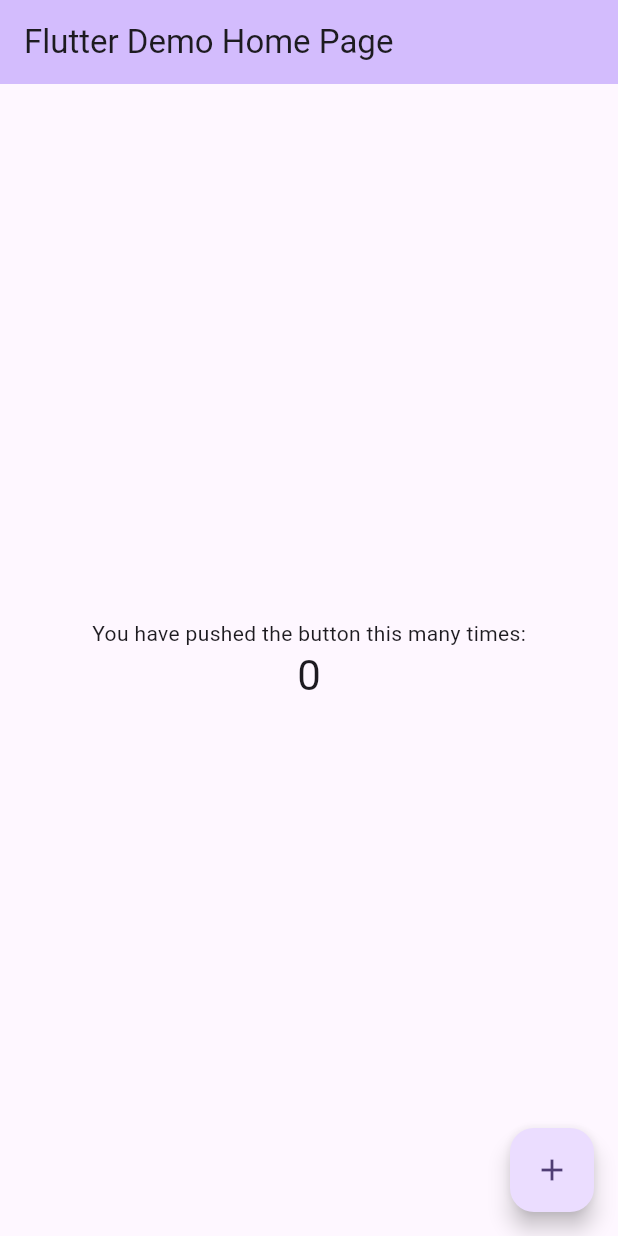
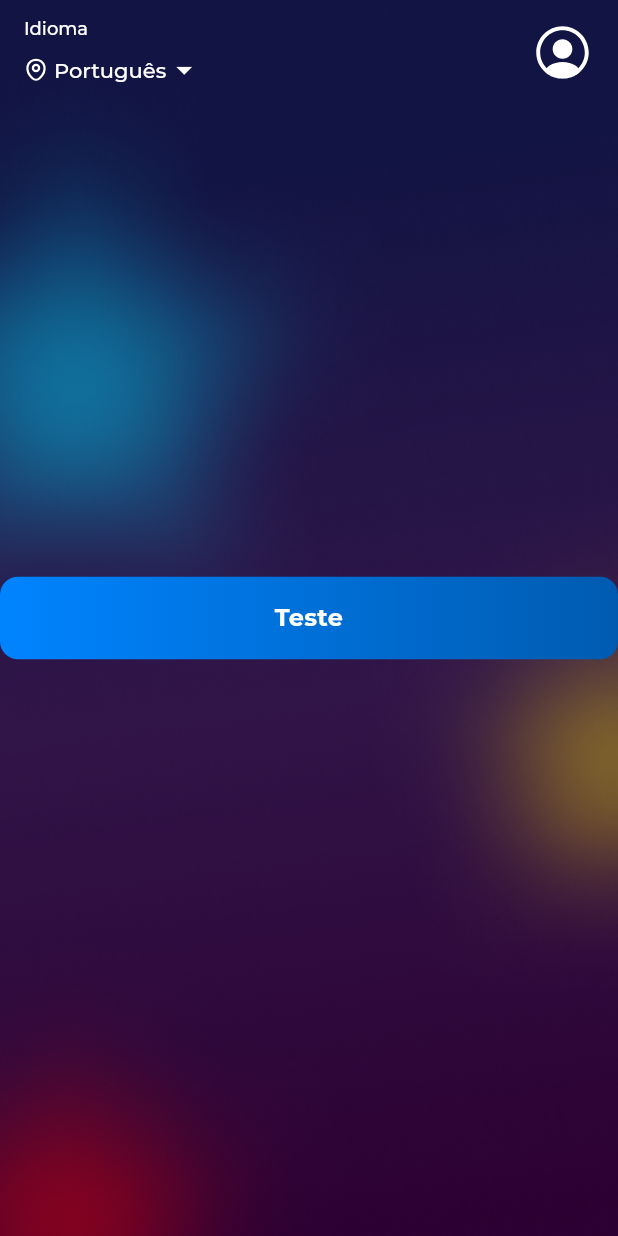
Before and after one commit to gabriel0silva/challenge-mobile-multi, a Flutter app: the screen it shows after launch, on a phone screen of 412 x 824 dp. Run offline on Flutter 3.47's test engine with Material 3 defaults, Android fonts, the phone set to English and light mode, and no system bars; our stand-ins replace flutter_svg; project files that could hold a hidden picture were left out.

Commit message:
[FEAT] - Implementação da appBar, background, atualização para o flutter 3.29.2 e mais configurações de projeto

```diff
--- a/lib/app/core/theme/theme.dart
+++ b/lib/app/core/theme/theme.dart
@@ -1,12 +1,10 @@
+import 'package:challenge_mobile_multi/app/core/utils/app_colors.dart';
 import 'package:flutter/material.dart';
 
 class AppTheme {
-  static const Color primaryColor = Color(0xFF6200EE);
-  static const Color secondaryColor = Color(0xFF03DAC6);
-  static const Color backgroundColor = Color(0xFFFFFFFF);
+  static final ThemeData themeData = ThemeData(
+    colorScheme: ColorScheme.fromSeed(seedColor: AppColors.white),
+    useMaterial3: true,
 
-  static final ThemeData themeData = ThemeData(
-    colorScheme: ColorScheme.fromSeed(seedColor: Colors.deepPurple),
-    useMaterial3: true,
   );
 }
--- a/lib/app/core/utils/app_assets.dart
+++ b/lib/app/core/utils/app_assets.dart
@@ -1,11 +1,11 @@
 
 class AppAssets {
   // Icons
-  static const String svgIconProfile = '/assets/icons/profile-circle.svg';
-  static const String svgIconStar = '/assets/icons/star.svg';
-  static const String svgIconLocation = '/assets/icons/location.svg';
+  static const String svgIconProfile = 'assets/icons/profile-circle.svg';
+  static const String svgIconStar = 'assets/icons/star.svg';
+  static const String svgIconLocation = 'assets/icons/location.svg';
 
   // Images
-  static const String svgBackground = '/assets/images/background.svg';
-  static const String pngBackground = '/assets/images/background.png';
+  static const String svgBackground = 'assets/images/background.svg';
+  static const String pngBackground = 'assets/images/background.png';
 }
--- a/lib/app/core/utils/app_colors.dart
+++ b/lib/app/core/utils/app_colors.dart
@@ -9,7 +9,7 @@ class AppColors {
   static const Color yellow1 = Color(0xFFFFC700);
   static const Color gray = Color(0xFFADADAD);
   static const Color gray1 = Color(0xFFAEAEAE);
-  static Color blackOppacity = const Color(0xFF000000).withOpacity(0.5);
+  static Color blackOppacity = const Color(0x80000000);
 
   // backgroud gradient
   static const Color gadientPurple50 = Color(0xFF121443);
--- /dev/null
+++ b/lib/app/core/utils/app_fonts.dart
@@ -0,0 +1,23 @@
+
+class AppFonts {
+  static String get montserratThin => 'Montserrat-Thin';
+  static String get montserratExtraLight => 'Montserrat-ExtraLight';
+  static String get montserratLight => 'Montserrat-Light';
+  static String get montserratRegular => 'Montserrat-Regular';
+  static String get montserratMedium => 'Montserrat-Medium';
+  static String get montserratSemiBold => 'Montserrat-SemiBold';
+  static String get montserratBold => 'Montserrat-Bold';
+  static String get montserratExtraBold => 'Montserrat-ExtraBold';
+  static String get montserratBlack => 'Montserrat-Black';
+
+  // Italic
+  static String get montserratItalicThin => 'Montserrat-ThinItalic';
+  static String get montserratItalicExtraLight => 'Montserrat-ExtraLightItalic';
+  static String get montserratItalicLight => 'Montserrat-LightItalic';
+  static String get montserratItalicRegular => 'Montserrat-RegularItalic';
+  static String get montserratItalicMedium => 'Montserrat-MediumItalic';
+  static String get montserratItalicSemiBold => 'Montserrat-SemiBoldItalic';
+  static String get montserratItalicBold => 'Montserrat-BoldItalic';
+  static String get montserratItalicExtraBold => 'Montserrat-ExtraBoldItalic';
+  static String get montserratItalicBlack => 'Montserrat-BlackItalic';
+}
--- /dev/null
+++ b/lib/app/my_app.dart
@@ -0,0 +1,23 @@
+import 'package:challenge_mobile_multi/app/presentation/screens/home/home_screen.dart';
+import 'package:challenge_mobile_multi/app/routes/app_router.dart';
+import 'package:challenge_mobile_multi/app/routes/app_routes.dart';
+import 'package:flutter/material.dart';
+
+class MyApp extends StatelessWidget {
+  const MyApp({super.key});
+
+  @override
+  Widget build(BuildContext context) {
+    return MaterialApp(
+      title: 'Challenge Mobile Multi',
+      debugShowCheckedModeBanner: false,
+      initialRoute: AppRoutes.home,
+      onGenerateRoute: AppRouter.generateRoute,
+      theme: ThemeData(
+        colorScheme: ColorScheme.fromSeed(seedColor: Colors.deepPurple),
+        useMaterial3: true,
+      ),
+      home: const HomeScreen(),
+    );
+  }
+}
--- /dev/null
+++ b/lib/app/presentation/screens/details/details_screen.dart
@@ -0,0 +1,15 @@
+import 'package:flutter/material.dart';
+
+class DetailsScreen extends StatelessWidget {
+  const DetailsScreen({super.key});
+
+  @override
+  Widget build(BuildContext context) {
+    return Scaffold(
+      appBar: AppBar(
+        title: const Text('Detail Screen'),
+      ),
+      body: Container(),
+    );
+  }
+}
--- /dev/null
+++ b/lib/app/presentation/screens/home/home_screen.dart
@@ -0,0 +1,92 @@
+import 'package:challenge_mobile_multi/app/core/utils/app_assets.dart';
+import 'package:challenge_mobile_multi/app/core/utils/app_colors.dart';
+import 'package:challenge_mobile_multi/app/core/utils/app_fonts.dart';
+import 'package:challenge_mobile_multi/app/presentation/widgets/button.dart';
+import 'package:challenge_mobile_multi/app/presentation/widgets/default_scaffold.dart';
+import 'package:flutter/material.dart';
+import 'package:flutter_svg/svg.dart';
+
+class HomeScreen extends StatelessWidget {
+  const HomeScreen({super.key});
+
+  @override
+  Widget build(BuildContext context) {
+    String? selectedValue = 'Português';
+    return DefaultScaffold(
+      appBar: AppBar(
+        toolbarHeight: 70,
+        titleSpacing: 16,
+        backgroundColor: Colors.transparent,
+        actions: [
+          Align(
+            alignment: Alignment.centerRight,
+            child: Padding(
+              padding: const EdgeInsets.only(right: 16),
+              child: SvgPicture.asset(
+                AppAssets.svgIconProfile,
+              ),
+            ),
+          ),
+        ],
+        title: Align(
+          alignment: Alignment.centerLeft,
+          child: Column(
+            mainAxisSize: MainAxisSize.min,
+            crossAxisAlignment: CrossAxisAlignment.start,
+            spacing: 8,
+            children: [
+              Text(
+                'Idioma',
+                style: TextStyle(
+                  color: AppColors.white,
+                  fontSize: 12,
+                  fontFamily: AppFonts.montserratMedium,
+                ),
+              ),
+              Row(
+                spacing: 4,
+                children: [
+                  SvgPicture.asset(
+                    AppAssets.svgIconLocation,
+                    colorFilter: const ColorFilter.mode(
+                      AppColors.white,
+                      BlendMode.srcIn,
+                    ),
+                  ),
+                  DropdownButton<String>(
+                    value: selectedValue,
+                    underline: const SizedBox(), // tira aquela linha padrão
+                    isDense: true, // reduz o tamanho interno
+                    dropdownColor: Colors.transparent,
+                    style: const TextStyle(color: AppColors.white),
+                    iconEnabledColor: Colors.white,
+                    padding: EdgeInsets.zero,
+                    onChanged: (String? newValue) {
+
+                    },
+                    items: ['Português', 'Inglês'].map<DropdownMenuItem<String>>((String value) {
+                      return DropdownMenuItem<String>(
+                        value: value,
+                        child: Text(
+                          value,
+                          style: TextStyle(
+                            color: AppColors.white,
+                            fontSize: 14,
+                            fontFamily: AppFonts.montserratMedium,
+                          ),
+                        ),
+                      );
+                    }).toList(),
+                  ),
+                ],
+              ),
+            ],
+          ),
+        ),
+      ),
+      body: Center(
+        child: Button(text: 'Teste', radius: 12, onTap: () {}),
+      ),
+    );
+  }
+}
--- /dev/null
+++ b/lib/app/presentation/widgets/button.dart
@@ -0,0 +1,40 @@
+import 'package:challenge_mobile_multi/app/core/utils/app_colors.dart';
+import 'package:challenge_mobile_multi/app/core/utils/app_fonts.dart';
+import 'package:flutter/material.dart';
+
+class Button extends StatelessWidget {
+  final String text;
+  final double radius;
+  final VoidCallback onTap;
+
+  const Button({
+    required this.text,
+    required this.onTap,
+    required this.radius,
+    super.key,
+  });
+
+  @override
+  Widget build(BuildContext context) {
+    return InkWell(
+      onTap: onTap,
+      child: Container(
+        width: double.infinity,
+        decoration: BoxDecoration(
+          gradient: const LinearGradient(colors: [AppColors.gadientBlue100, AppColors.gadientBlue50]),
+          borderRadius: BorderRadius.circular(radius),
+        ),
+        padding: const EdgeInsets.symmetric(vertical: 16),
+        child: Text(
+          text,
+          textAlign: TextAlign.center,
+          style: TextStyle(
+            color: AppColors.white,
+            fontSize: 16,
+            fontFamily: AppFonts.montserratBold,
+          ),
+        ),
+      ),
+    );
+  }
+}
--- /dev/null
+++ b/lib/app/presentation/widgets/default_scaffold.dart
@@ -0,0 +1,32 @@
+import 'package:challenge_mobile_multi/app/core/utils/app_assets.dart';
+import 'package:flutter/material.dart';
+
+class DefaultScaffold extends StatelessWidget {
+  final Widget body;
+  final PreferredSizeWidget? appBar;
+
+  const DefaultScaffold({
+    super.key,
+    required this.body,
+    this.appBar,
+  });
+
+  @override
+  Widget build(BuildContext context) {
+    return Scaffold(
+      appBar: appBar,
+      extendBodyBehindAppBar: true,
+      body: Stack(
+        children: [
+          Positioned.fill(
+            child: Image.asset(
+              AppAssets.pngBackground,
+              fit: BoxFit.cover,
+            ),
+          ),
+          body,
+        ],
+      ),
+    );
+  }
+}
--- /dev/null
+++ b/lib/app/routes/app_router.dart
@@ -0,0 +1,21 @@
+import 'package:challenge_mobile_multi/app/presentation/screens/details/details_screen.dart';
+import 'package:challenge_mobile_multi/app/presentation/screens/home/home_screen.dart';
+import 'package:challenge_mobile_multi/app/routes/app_routes.dart';
+import 'package:flutter/material.dart';
+
+class AppRouter {
+  static Route<dynamic> generateRoute(RouteSettings settings) {
+    switch (settings.name) {
+      case AppRoutes.home:
+        return MaterialPageRoute(builder: (_) => const HomeScreen());
+      case AppRoutes.details:
+        return MaterialPageRoute(builder: (_) => const DetailsScreen());
+      default:
+        return MaterialPageRoute(
+          builder: (_) => const Scaffold(
+            body: Center(child: Text('Rota não encontrada')),
+          ),
+        );
+    }
+  }
+}
--- /dev/null
+++ b/lib/app/routes/app_routes.dart
@@ -0,0 +1,4 @@
+abstract class AppRoutes {
+  static const home = '/';
+  static const details = '/details';
+}
--- /dev/null
+++ b/lib/app/services/dio_client_impl.dart
@@ -0,0 +1,11 @@
+
+import 'package:challenge_mobile_multi/app/services/rest_client.dart';
+
+class DioClientImpl implements RestClient{
+  @override
+  Future get(String url, {Map<String, dynamic>? queryParameters}) {
+    // TODO: implement get
+    throw UnimplementedError();
+  }
+
+}
--- /dev/null
+++ b/lib/app/services/rest_client.dart
@@ -0,0 +1,6 @@
+abstract interface class RestClient {
+  Future<dynamic> get(String url, {Map<String, dynamic>? queryParameters});
+  // Future<dynamic> post(String url, {dynamic data});
+  // Future<dynamic> put(String url, {dynamic data});
+  // Future<dynamic> delete(String url, {dynamic data});
+}
--- a/lib/main.dart
+++ b/lib/main.dart
@@ -1,125 +1,6 @@
+import 'package:challenge_mobile_multi/app/my_app.dart';
 import 'package:flutter/material.dart';
 
 void main() {
   runApp(const MyApp());
 }
-
-class MyApp extends StatelessWidget {
-  const MyApp({super.key});
-
-  // This widget is the root of your application.
-  @override
-  Widget build(BuildContext context) {
-    return MaterialApp(
-      title: 'Flutter Demo',
-      theme: ThemeData(
-        // This is the theme of your application.
-        //
-        // TRY THIS: Try running your application with "flutter run". You'll see
-        // the application has a purple toolbar. Then, without quitting the app,
-        // try changing the seedColor in the colorScheme below to Colors.green
-        // and then invoke "hot reload" (save your changes or press the "hot
-        // reload" button in a Flutter-supported IDE, or press "r" if you used
-        // the command line to start the app).
-        //
-        // Notice that the counter didn't reset back to zero; the application
-        // state is not lost during the reload. To reset the state, use hot
-        // restart instead.
-        //
-        // This works for code too, not just values: Most code changes can be
-        // tested with just a hot reload.
-        colorScheme: ColorScheme.fromSeed(seedColor: Colors.deepPurple),
-        useMaterial3: true,
-      ),
-      home: const MyHomePage(title: 'Flutter Demo Home Page'),
-    );
-  }
-}
-
-class MyHomePage extends StatefulWidget {
-  const MyHomePage({super.key, required this.title});
-
-  // This widget is the home page of your application. It is stateful, meaning
-  // that it has a State object (defined below) that contains fields that affect
-  // how it looks.
-
-  // This class is the configuration for the state. It holds the values (in this
-  // case the title) provided by the parent (in this case the App widget) and
-  // used by the build method of the State. Fields in a Widget subclass are
-  // always marked "final".
-
-  final String title;
-
-  @override
-  State<MyHomePage> createState() => _MyHomePageState();
-}
-
-class _MyHomePageState extends State<MyHomePage> {
-  int _counter = 0;
-
-  void _incrementCounter() {
-    setState(() {
-      // This call to setState tells the Flutter framework that something has
-      // changed in this State, which causes it to rerun the build method below
-      // so that the display can reflect the updated values. If we changed
-      // _counter without calling setState(), then the build method would not be
-      // called again, and so nothing would appear to happen.
-      _counter++;
-    });
-  }
-
-  @override
-  Widget build(BuildContext context) {
-    // This method is rerun every time setState is called, for instance as done
-    // by the _incrementCounter method above.
-    //
-    // The Flutter framework has been optimized to make rerunning build methods
-    // fast, so that you can just rebuild anything that needs updating rather
-    // than having to individually change instances of widgets.
-    return Scaffold(
-      appBar: AppBar(
-        // TRY THIS: Try changing the color here to a specific color (to
-        // Colors.amber, perhaps?) and trigger a hot reload to see the AppBar
-        // change color while the other colors stay the same.
-        backgroundColor: Theme.of(context).colorScheme.inversePrimary,
-        // Here we take the value from the MyHomePage object that was created by
-        // the App.build method, and use it to set our appbar title.
-        title: Text(widget.title),
-      ),
-      body: Center(
-        // Center is a layout widget. It takes a single child and positions it
-        // in the middle of the parent.
-        child: Column(
-          // Column is also a layout widget. It takes a list of children and
-          // arranges them vertically. By default, it sizes itself to fit its
-          // children horizontally, and tries to be as tall as its parent.
-          //
-          // Column has various properties to control how it sizes itself and
-          // how it positions its children. Here we use mainAxisAlignment to
-          // center the children vertically; the main axis here is the vertical
-          // axis because Columns are vertical (the cross axis would be
-          // horizontal).
-          //
-          // TRY THIS: Invoke "debug painting" (choose the "Toggle Debug Paint"
-          // action in the IDE, or press "p" in the console), to see the
-          // wireframe for each widget.
-          mainAxisAlignment: MainAxisAlignment.center,
-          children: <Widget>[
-            const Text(
-              'You have pushed the button this many times:',
-            ),
-            Text(
-              '$_counter',
-              style: Theme.of(context).textTheme.headlineMedium,
-            ),
-          ],
-        ),
-      ),
-      floatingActionButton: FloatingActionButton(
-        onPressed: _incrementCounter,
-        tooltip: 'Increment',
-        child: const Icon(Icons.add),
-      ), // This trailing comma makes auto-formatting nicer for build methods.
-    );
-  }
-}
```
Also changed, not shown: pubspec.yaml (+37 -36 lines), pubspec.lock, 3 other files.
